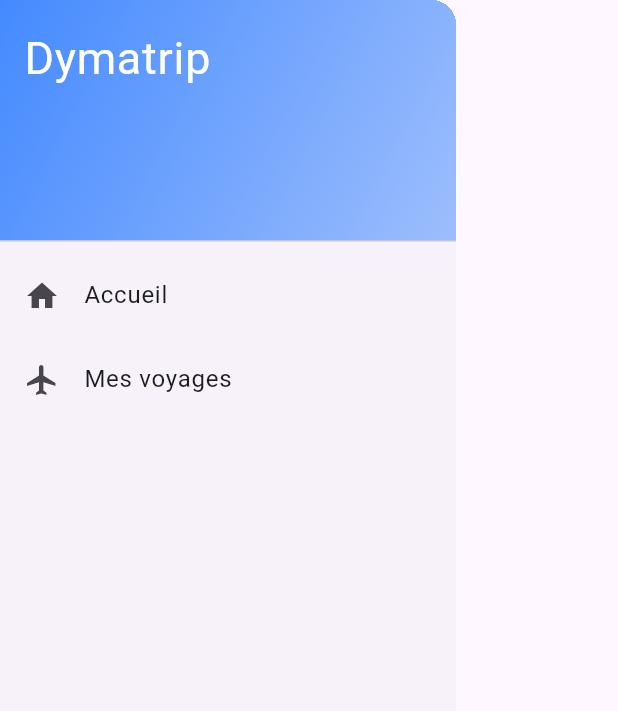
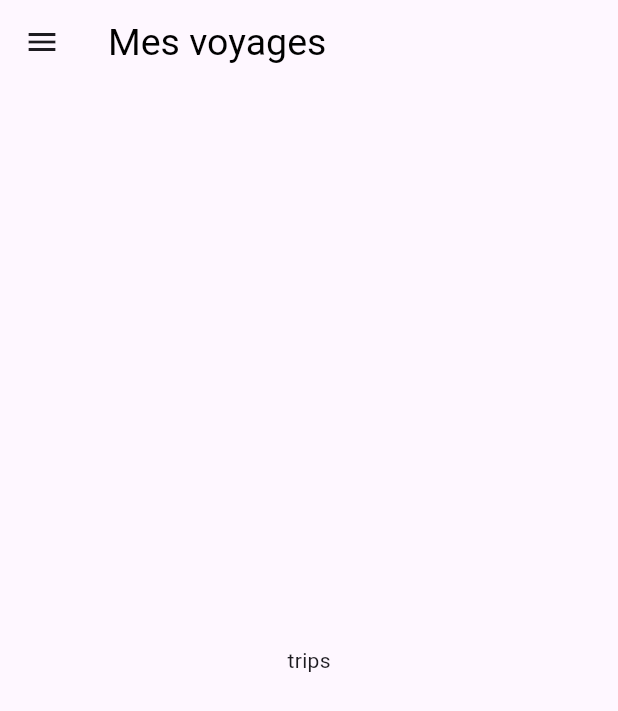
Before and after one commit to alexandredach/dyma_trip, a Flutter app: the DymaDrawer widget shown alone on an empty page, opened directly, after a tap on "Mes voyages", on a phone screen of 412 x 824 dp. Shown: the top 711 px of the screen. Run offline on Flutter 3.47's test engine with Material 3 defaults, Android fonts, the phone set to English and light mode, and no system bars.

Commit message:
trips view added and data lyon nice updated

```diff
--- a/lib/data/data.dart
+++ b/lib/data/data.dart
@@ -1,100 +1,251 @@
+import 'package:dyma_trip/views/city/city_view.dart';
+
 import '../models/activity_model.dart';
+import '../models/city_model.dart';
 
-List<Activity> activities = [
+List<City> cities = [
+  City(name: 'Lyon', image: 'assets/images/lyon.jpg', activities: [
     Activity(
-      image: 'assets/images/activities/tour-eiffel.jpg',
+      image: 'assets/images/activities/lyon/notre-dame-fourviere.jpg',
+      name: 'Basilique Notre-Dame de Fourvière',
+      id: 'l1',
+      city: 'Lyon',
+      price: 0,
+    ),
+    Activity(
+      image: 'assets/images/activities/lyon/traboules.jpg',
+      name: 'Le Vieux Lyon et ses traboules',
+      id: 'l2',
+      city: 'Lyon',
+      price: 0,
+    ),
+    Activity(
+      image: 'assets/images/activities/lyon/musee-confluences.jpg',
+      name: 'Musée des Confluences',
+      id: 'l3',
+      city: 'Lyon',
+      price: 9.00,
+    ),
+    Activity(
+      image: 'assets/images/activities/lyon/parc-tete-or.jpg',
+      name: 'Parc de la Tête d’Or',
+      id: 'l4',
+      city: 'Lyon',
+      price: 0,
+    ),
+    Activity(
+      image: 'assets/images/activities/lyon/atelier-chefs.jpg',
+      name: 'Atelier de gastronomie lyonnaise',
+      id: 'l5',
+      city: 'Lyon',
+      price: 45.00,
+    ),
+    Activity(
+      image: 'assets/images/activities/lyon/canuts.jpg',
+      name: 'Fresques murales des Canuts',
+      id: 'l6',
+      city: 'Lyon',
+      price: 0,
+    ),
+    Activity(
+      image: 'assets/images/activities/lyon/funiculaire.jpg',
+      name: 'Funiculaire de Fourvière',
+      id: 'l7',
+      city: 'Lyon',
+      price: 3.00,
+    ),
+    Activity(
+      image: 'assets/images/activities/lyon/lugdunum.jpg',
+      name: 'Théâtre antique de Lugdunum',
+      id: 'l8',
+      city: 'Lyon',
+      price: 7.00,
+    ),
+    Activity(
+      image: 'assets/images/activities/lyon/lumiere.jpg',
+      name: 'Institut Lumière',
+      id: 'l9',
+      city: 'Lyon',
+      price: 6.50,
+    ),
+    Activity(
+      image: 'assets/images/activities/lyon/saone.jpg',
+      name: 'Croisière sur la Saône',
+      id: 'l10',
+      city: 'Lyon',
+      price: 12.00,
+    ),
+  ]),
+  City(name: 'Nice', image: 'assets/images/nice.jpg', activities: [
+    Activity(
+      image: 'assets/images/activities/nice/anglais.jpg',
+      name: 'Promenade des Anglais',
+      id: 'n1',
+      city: 'Nice',
+      price: 0,
+    ),
+    Activity(
+      image: 'assets/images/activities/nice/chateau.jpg',
+      name: 'Château de Nice',
+      id: 'n2',
+      city: 'Nice',
+      price: 0,
+    ),
+    Activity(
+      image: 'assets/images/activities/nice/vieux.jpg',
+      name: 'Vieux Nice',
+      id: 'n3',
+      city: 'Nice',
+      price: 0,
+    ),
+    Activity(
+      image: 'assets/images/activities/nice/chagall.jpg',
+      name: 'Musée Marc Chagall',
+      id: 'n4',
+      city: 'Nice',
+      price: 10.00,
+    ),
+    Activity(
+      image: 'assets/images/activities/nice/saleya.jpg',
+      name: 'Marché du Cours Saleya',
+      id: 'n5',
+      city: 'Nice',
+      price: 0,
+    ),
+    Activity(
+      image: 'assets/images/activities/nice/anges.jpg',
+      name: 'Plages de la Baie des Anges',
+      id: 'n6',
+      city: 'Nice',
+      price: 0,
+    ),
+    Activity(
+      image: 'assets/images/activities/nice/matisse.jpg',
+      name: 'Musée Matisse',
+      id: 'n7',
+      city: 'Nice',
+      price: 10.00,
+    ),
+    Activity(
+      image: 'assets/images/activities/nice/cathedrale.jpg',
+      name: 'Cathédrale Orthodoxe Saint-Nicolas',
+      id: 'n8',
+      city: 'Nice',
+      price: 5.00,
+    ),
+    Activity(
+      image: 'assets/images/activities/nice/cap-ferrat.jpg',
+      name: 'Excursion vers le Cap Ferrat',
+      id: 'n9',
+      city: 'Nice',
+      price: 15.00,
+    ),
+    Activity(
+      image: 'assets/images/activities/nice/phoenix.jpg',
+      name: 'Parc Phoenix',
+      id: 'n10',
+      city: 'Nice',
+      price: 3.00,
+    ),
+  ]),
+  City(name: 'Paris', image: 'assets/images/paris.jpg', activities: [
+    Activity(
+      image: 'assets/images/activities/paris/tour-eiffel.jpg',
       name: 'La Tour Eiffel',
-      id: 'a1',
+      id: 'p1',
       city: 'Paris',
       price: 25.00,
     ),
     Activity(
-      image: 'assets/images/activities/louvre.jpg',
+      image: 'assets/images/activities/paris/louvre.jpg',
       name: 'Le Louvre',
-      id: 'a2',
+      id: 'p2',
       city: 'Paris',
       price: 18.00,
     ),
     Activity(
-      image: 'assets/images/activities/chaumont.jpg',
+        image: 'assets/images/activities/paris/chaumont.jpg',
         name: 'Les buttes Chaumont',
-      id: 'a3',
+        id: 'p3',
         city: 'Paris',
-      price: 0),
-
+        price: 0
+    ),
     Activity(
-      image: 'assets/images/activities/dame.jpg',
+        image: 'assets/images/activities/paris/dame.jpg',
         name: 'Notre Dame',
-      id: 'a4',
+        id: 'p4',
         city: 'Paris',
-      price: 0),
+        price: 0
+    ),
     Activity(
-      image: 'assets/images/activities/defense.jpg',
+        image: 'assets/images/activities/paris/defense.jpg',
         name: 'La Défense',
-      id: 'a5',
+        id: 'p5',
         city: 'Paris',
-      price: 0),
+        price: 0
+    ),
     Activity(
-      image: 'assets/images/activities/pompidou.jpg',
+      image: 'assets/images/activities/paris/pompidou.ppg',
       name: 'Le Centre Pompidou',
-      id: 'a6',
+      id: 'p6',
       city: 'Paris',
       price: 18.00,
     ),
     Activity(
-      image: 'assets/images/activities/moulin-rouge.jpg',
+      image: 'assets/images/activities/paris/moulin-rouge.jpg',
       name: 'Le Moulin Rouge',
-      id: 'a7',
+      id: 'p7',
       city: 'Paris',
       price: 75.00,
     ),
     Activity(
-      image: 'assets/images/activities/montmartre.jpg',
+      image: 'assets/images/activities/paris/montmartre.jpg',
       name: 'Montmartre',
-      id: 'a8',
+      id: 'p8',
       city: 'Paris',
       price: 0,
     ),
     Activity(
-      image: 'assets/images/activities/marais.jpg',
+      image: 'assets/images/activities/paris/marais.jpg',
       name: 'Le Marais',
-      id: 'a9',
+      id: 'p9',
       city: 'Paris',
       price: 0,
     ),
     Activity(
-      image: 'assets/images/activities/grevin.jpg',
+      image: 'assets/images/activities/paris/grevin.jpg',
       name: 'Le musée Grévin',
-      id: 'a10',
+      id: 'p10',
       city: 'Paris',
       price: 15.99,
     ),
     Activity(
-      image: 'assets/images/activities/catacombes.jpg',
+      image: 'assets/images/activities/paris/catacombes.jpg',
       name: 'Les Catacombes de Paris',
-      id: 'a11',
+      id: 'p11',
       city: 'Paris',
       price: 18.50,
     ),
     Activity(
-      image: 'assets/images/activities/bateaux-mouches.jpg',
+      image: 'assets/images/activities/paris/bateaux-mouches.jpg',
       name: 'Les Bateaux-Mouches',
-      id: 'a12',
+      id: 'p12',
       city: 'Paris',
       price: 32.00,
     ),
     Activity(
-      image: 'assets/images/activities/atelier-des-chefs.jpg',
+      image: 'assets/images/activities/paris/atelier-des-chefs.jpg',
       name: "L'atelier des Chefs",
-      id: 'a13',
+      id: 'p13',
       city: 'Paris',
       price: 22.40,
     ),
     Activity(
-      image: 'assets/images/activities/garnier.jpg',
+      image: 'assets/images/activities/paris/garnier.jpg',
       name: "Le palais Garnier",
-      id: 'a14',
+      id: 'p14',
       city: 'Paris',
       price: 0,
     ),
+  ]),
 ];
--- a/lib/main.dart
+++ b/lib/main.dart
@@ -1,15 +1,34 @@
-import 'package:dyma_trip/models/city_model.dart';
-import 'package:dyma_trip/views/404/not_found.dart';
-import 'package:dyma_trip/views/city/city_view.dart';
-import 'package:dyma_trip/views/home/home_view.dart';
+import 'package:dyma_trip/views/trips/trips_view.dart';
 import 'package:flutter/material.dart';
+import '../data/data.dart' as data;
+import '../models/city_model.dart';
+import '../views/404/not_found.dart';
+import '../views/city/city_view.dart';
+import '../views/home/home_view.dart';
+import 'models/trip_model.dart';
 
 void main() {
-  runApp(const DymaTrip());
+  runApp(DymaTrip());
 }
 
-class DymaTrip extends StatelessWidget {
-  const DymaTrip({super.key});
+class DymaTrip extends StatefulWidget {
+  final List<City> cities = data.cities;
+
+  DymaTrip({super.key});
+
+  @override
+  State<DymaTrip> createState() => _DymaTripState();
+}
+
+class _DymaTripState extends State<DymaTrip> {
+  List<Trip> trips = [];
+
+  void addTrip(Trip trip) {
+    setState(() {
+      trips.add(trip);
+    });
+    print(trips);
+  }
 
   @override
   Widget build(BuildContext context) {
@@ -30,16 +49,29 @@ class DymaTrip extends StatelessWidget {
       ),
       debugShowCheckedModeBanner: false,
       routes: {
-        HomeView.routeName: (context) => const HomeView(),
+        HomeView.routeName: (context) => HomeView(cities: widget.cities),
       },
       onGenerateRoute: (settings) {
-        if (settings.name == CityView.routeName) {
-          final City city = settings.arguments as City;
-          return MaterialPageRoute(builder: (context) {
-            return CityView(city: city);
-            }
-          );
+        switch (settings.name) {
+          case CityView.routeName: {
+            return MaterialPageRoute(builder: (context) {
+              final City city = settings.arguments as City;
+              return CityView(
+                city: city,
+                addTrip: addTrip,
+              );
+              }
+            );
+          }
+          case TripsView.routeName: {
+            return MaterialPageRoute(builder: (context) {
+              return TripsView();
+              }
+            );
+          }
+
         }
+        return null;
       },
       onUnknownRoute: (settings) {
         return MaterialPageRoute(builder: (context) => const NotFound());
--- a/lib/models/city_model.dart
+++ b/lib/models/city_model.dart
@@ -1,6 +1,13 @@
+import 'package:dyma_trip/models/activity_model.dart';
+
 class City {
   String image;
   String name;
+  List<Activity> activities;
 
-  City({required this.image, required this.name });
+  City({
+    required this.image,
+    required this.name,
+    required this.activities
+  });
 }
--- a/lib/views/city/city_view.dart
+++ b/lib/views/city/city_view.dart
@@ -1,6 +1,5 @@
 import 'package:dyma_trip/widgets/dyma_drawer.dart';
 import 'package:flutter/material.dart';
-import '../../data/data.dart' as data;
 import '../../views/home/home_view.dart';
 import '../../views/city/widgets/trip_activity_list.dart';
 import '../../models/city_model.dart';
@@ -11,10 +10,18 @@ import '../../models/trip_model.dart';
 
 class CityView extends StatefulWidget {
   static const String routeName = '/city';
-  final List<Activity> activities = data.activities;
   final City city;
+  final Function addTrip;
 
-  CityView({super.key, required this.city});
+  List<Activity> get activities {
+    return city.activities;
+  }
+
+  CityView({
+    super.key,
+    required this.city,
+    required this.addTrip
+  });
 
   showContext({required BuildContext context, required List<Widget> children}) {
     final orientation = MediaQuery.of(context).orientation;
@@ -123,7 +130,10 @@ class _CityViewState extends State<CityView> {
         );
       },
     );
-    Navigator.pushNamed(context, HomeView.routeName);
+    if (result == 'save') {
+      widget.addTrip(myTrip);
+      Navigator.pushNamed(context, HomeView.routeName);
+    }
   }
 
   @override
--- a/lib/views/home/home_view.dart
+++ b/lib/views/home/home_view.dart
@@ -5,19 +5,15 @@ import '../../models/city_model.dart';
 
 class HomeView extends StatefulWidget {
   static const String routeName = '/';
-  const HomeView({super.key});
+  final List<City> cities;
+
+  HomeView({super.key, required this.cities });
 
   @override
   State<HomeView> createState() => _HomeViewState();
 }
 
 class _HomeViewState extends State<HomeView> {
-  List cities = [
-    City(name: 'Lyon', image: 'assets/images/lyon.jpg'),
-    City(name: 'Nice', image: 'assets/images/nice.jpg'),
-    City(name: 'Paris', image: 'assets/images/paris.jpg'),
-  ];
-
   @override
   Widget build(BuildContext context) {
     return Scaffold(
@@ -32,7 +28,7 @@ class _HomeViewState extends State<HomeView> {
         child: Column(
           crossAxisAlignment: CrossAxisAlignment.stretch,
           children: [
-            ...cities.map( (city) {
+            ...widget.cities.map( (city) {
               return CityCard(
                 city: city
               );
--- /dev/null
+++ b/lib/views/trips/trips_view.dart
@@ -0,0 +1,27 @@
+import 'package:dyma_trip/widgets/dyma_drawer.dart';
+import 'package:flutter/material.dart';
+
+class TripsView extends StatefulWidget {
+  static const String routeName = '/trips';
+
+  const TripsView({super.key});
+
+  @override
+  State<TripsView> createState() => _TripsViewState();
+}
+
+class _TripsViewState extends State<TripsView> {
+  @override
+  Widget build(BuildContext context) {
+    return Scaffold(
+      appBar: AppBar(
+        title: Text('Mes voyages'),
+      ),
+      drawer: DymaDrawer(),
+      body: Container(
+        alignment: Alignment.center,
+        child: Text('trips'),
+      ),
+    );
+  }
+}
--- a/lib/widgets/data.dart
+++ b/lib/widgets/data.dart
@@ -1,18 +1,18 @@
-import 'package:flutter/material.dart';
-import '../data/data.dart' as data;
-import '../models/activity_model.dart';
-
-class Data extends InheritedWidget {
-  final List<Activity> activities = data.activities;
-
-  Data({super.key, required super.child});
-
-  @override
-  bool updateShouldNotify(covariant InheritedWidget oldWidget) {
-    return true;
-  }
-
-  static of(BuildContext context) {
-    return context.dependOnInheritedWidgetOfExactType<Data>();
-  }
-}
+// import 'package:flutter/material.dart';
+// import '../data/data.dart' as data;
+// import '../models/activity_model.dart';
+//
+// class Data extends InheritedWidget {
+//   final List<Activity> activities = data.activities;
+//
+//   Data({super.key, required super.child});
+//
+//   @override
+//   bool updateShouldNotify(covariant InheritedWidget oldWidget) {
+//     return true;
+//   }
+//
+//   static of(BuildContext context) {
+//     return context.dependOnInheritedWidgetOfExactType<Data>();
+//   }
+// }
--- a/lib/widgets/dyma_drawer.dart
+++ b/lib/widgets/dyma_drawer.dart
@@ -1,5 +1,6 @@
 import 'package:flutter/material.dart';
 
+import '../views/trips/trips_view.dart';
 import '../views/home/home_view.dart';
 
 class DymaDrawer extends StatelessWidget {
@@ -38,9 +39,10 @@ class DymaDrawer extends StatelessWidget {
             leading: Icon(Icons.flight),
             title: Text('Mes voyages'),
             onTap: () {
-
+              Navigator.pushNamed(context, TripsView.routeName);
             },
           ),
+
         ],
       ),
     );
--- a/pubspec.yaml
+++ b/pubspec.yaml
@@ -62,7 +62,9 @@ flutter:
   # To add assets to your application, add an assets section, like this:
   assets:
      - assets/images/
-     - assets/images/activities/
+     - assets/images/activities/lyon/
+     - assets/images/activities/nice/
+     - assets/images/activities/paris/
 
 
   # An image asset can refer to one or more resolution-specific "variants", see
```
Lines whose indentation alone changed are shown as unchanged.
